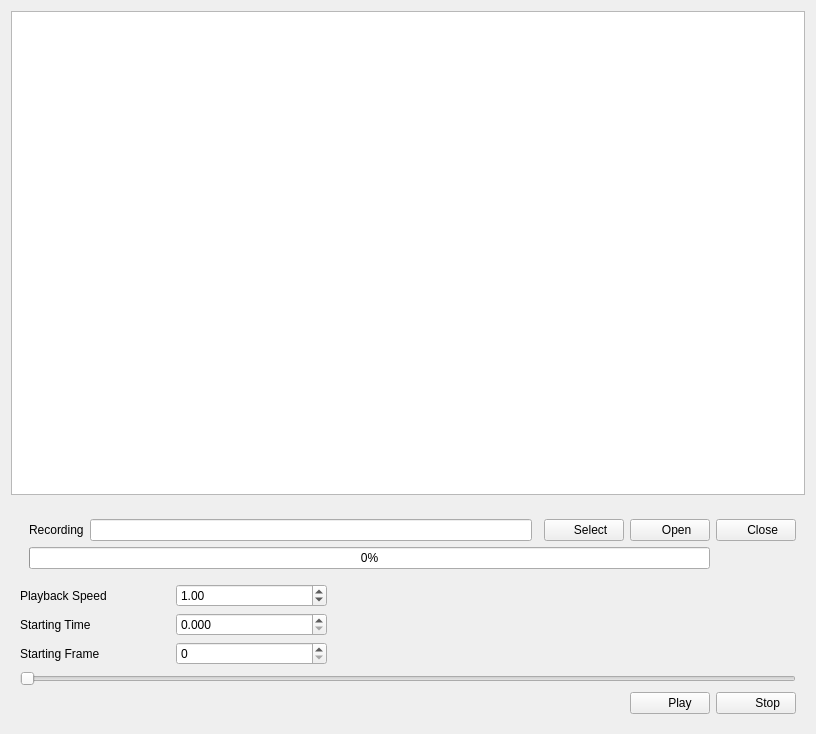
The window that src/rqt_playback_controller/src/rqt_playback_controller/playback_controller.ui (cassinaj/rqt_oni_vicon_playback) describes before a commit, drawn with Qt 5.
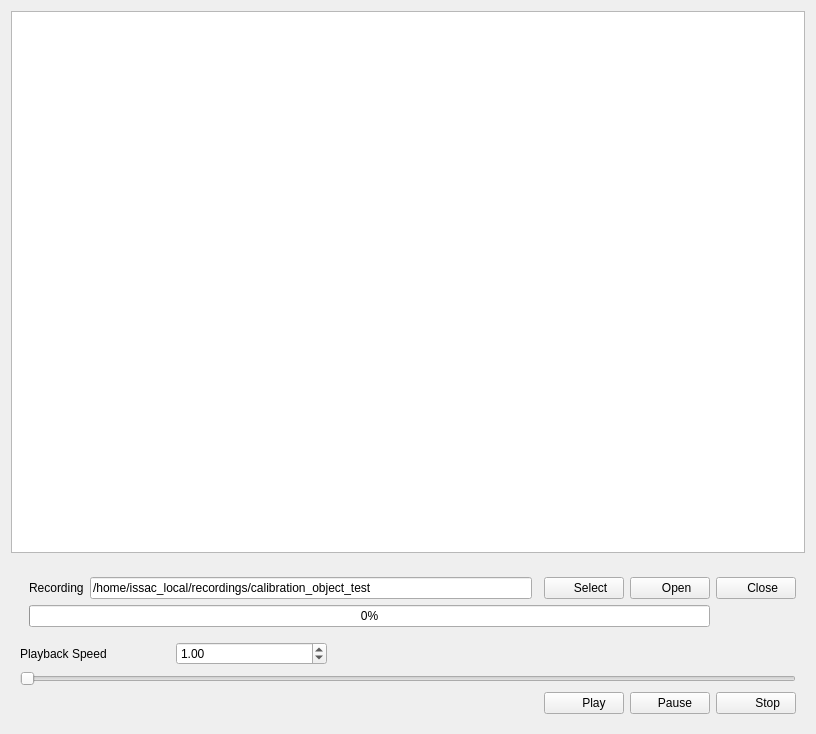
The same window after the commit. Icons and pictures are not drawn.

Commit message: Completed oni_player and controller for the oni stuff. Pointcloud working. Frame seeking working. Pause and resume working. Initial frame working. Playback speed working. Status update while not playing working. Pause point cloud and depth image update working. Stop and play again working. Paused then stop working. Paused then stop then play from beginning again working.

```diff
--- a/src/rqt_playback_controller/src/rqt_playback_controller/playback_controller.ui
+++ b/src/rqt_playback_controller/src/rqt_playback_controller/playback_controller.ui
@@ -51,81 +51,19 @@
       <enum>QFrame::Plain</enum>
      </property>
      <layout class="QGridLayout" name="gridLayout">
-      <item row="0" column="0" colspan="2">
-       <widget class="QFrame" name="selectDirFrame">
-        <property name="frameShape">
-         <enum>QFrame::NoFrame</enum>
-        </property>
-        <property name="frameShadow">
-         <enum>QFrame::Plain</enum>
-        </property>
-        <layout class="QGridLayout" name="gridLayout_2">
-         <property name="topMargin">
-          <number>9</number>
-         </property>
-         <property name="rightMargin">
-          <number>0</number>
-         </property>
-         <property name="spacing">
-          <number>6</number>
-         </property>
-         <item row="0" column="3">
-          <widget class="QPushButton" name="selectButton">
-           <property name="text">
-            <string>    Select</string>
-           </property>
-           <property name="icon">
-            <iconset theme="folder">
-             <normaloff/>
-            </iconset>
-           </property>
-          </widget>
-         </item>
-         <item row="0" column="4">
-          <widget class="QPushButton" name="openButton">
-           <property name="text">
-            <string>    Open</string>
-           </property>
-           <property name="icon">
-            <iconset theme="document-open">
-             <normaloff/>
-            </iconset>
-           </property>
-          </widget>
-         </item>
-         <item row="0" column="1">
-          <widget class="QLineEdit" name="recordingDirLineEdit"/>
-         </item>
-         <item row="0" column="0">
-          <widget class="QLabel" name="recordingLabel">
-           <property name="text">
-            <string>Recording</string>
-           </property>
-          </widget>
-         </item>
-         <item row="1" column="0" colspan="5">
-          <widget class="QProgressBar" name="openingProgressBar">
-           <property name="value">
-            <number>0</number>
-           </property>
-          </widget>
-         </item>
-        </layout>
-       </widget>
-      </item>
-      <item row="4" column="2">
-       <widget class="QPushButton" name="stopButton">
+      <item row="4" column="1">
+       <widget class="QPushButton" name="playButton">
         <property name="text">
-         <string>       Stop</string>
+         <string>      Play</string>
         </property>
         <property name="icon">
-         <iconset theme="media-playback-stop">
+         <iconset theme="media-playback-start">
           <normaloff/>
          </iconset>
         </property>
        </widget>
       </item>
-      <item row="3" column="0" colspan="3">
+      <item row="3" column="0" colspan="4">
        <widget class="QFrame" name="controlFrame">
         <property name="frameShape">
          <enum>QFrame::NoFrame</enum>
@@ -137,21 +75,7 @@
          <property name="margin">
           <number>0</number>
          </property>
-         <item row="3" column="0">
-          <widget class="QLabel" name="jumpToDepthSensorFrameLabel">
-           <property name="text">
-            <string>Starting Frame</string>
-           </property>
-          </widget>
-         </item>
-         <item row="1" column="0">
-          <widget class="QLabel" name="speedLabel">
-           <property name="text">
-            <string>Playback Speed</string>
-           </property>
-          </widget>
-         </item>
-         <item row="4" column="0" colspan="5">
+         <item row="2" column="0" colspan="5">
           <widget class="QSlider" name="frameSlider">
            <property name="maximum">
             <number>1000</number>
@@ -171,31 +95,18 @@
            <property name="invertedControls">
             <bool>false</bool>
            </property>
+           <property name="tickPosition">
+            <enum>QSlider::NoTicks</enum>
+           </property>
+           <property name="tickInterval">
+            <number>100</number>
+           </property>
           </widget>
          </item>
-         <item row="1" column="2" colspan="3">
-          <spacer name="horizontalSpacer">
-           <property name="orientation">
-            <enum>Qt::Horizontal</enum>
-           </property>
-           <property name="sizeHint" stdset="0">
-            <size>
-             <width>40</width>
-             <height>20</height>
-            </size>
-           </property>
-          </spacer>
-         </item>
-         <item row="2" column="1">
-          <widget class="QDoubleSpinBox" name="startingTimeSpinBox">
-           <property name="minimumSize">
-            <size>
-             <width>150</width>
-             <height>0</height>
-            </size>
-           </property>
-           <property name="decimals">
-            <number>3</number>
+         <item row="1" column="0">
+          <widget class="QLabel" name="speedLabel">
+           <property name="text">
+            <string>Playback Speed</string>
            </property>
           </widget>
          </item>
@@ -218,45 +129,35 @@
            </property>
           </widget>
          </item>
-         <item row="2" column="0">
-          <widget class="QLabel" name="jumpToTimeLabel">
-           <property name="text">
-            <string>Starting Time</string>
+         <item row="1" column="2" colspan="3">
+          <spacer name="horizontalSpacer">
+           <property name="orientation">
+            <enum>Qt::Horizontal</enum>
            </property>
-          </widget>
-         </item>
-         <item row="3" column="1">
-          <widget class="QSpinBox" name="startingFrameSpinBox"/>
+           <property name="sizeHint" stdset="0">
+            <size>
+             <width>40</width>
+             <height>20</height>
+            </size>
+           </property>
+          </spacer>
          </item>
         </layout>
        </widget>
       </item>
-      <item row="4" column="0">
-       <spacer name="horizontalSpacer_2">
-        <property name="orientation">
-         <enum>Qt::Horizontal</enum>
-        </property>
-        <property name="sizeHint" stdset="0">
-         <size>
-          <width>40</width>
-          <height>20</height>
-         </size>
-        </property>
-       </spacer>
-      </item>
-      <item row="4" column="1">
-       <widget class="QPushButton" name="playButton">
+      <item row="4" column="3">
+       <widget class="QPushButton" name="stopButton">
         <property name="text">
-         <string>      Play</string>
+         <string>       Stop</string>
         </property>
         <property name="icon">
-         <iconset theme="media-playback-start">
+         <iconset theme="media-playback-stop">
           <normaloff/>
          </iconset>
         </property>
        </widget>
       </item>
-      <item row="0" column="2">
+      <item row="0" column="3">
        <widget class="QFrame" name="frame_2">
         <property name="frameShape">
          <enum>QFrame::NoFrame</enum>
@@ -308,6 +209,103 @@
         </layout>
        </widget>
       </item>
+      <item row="4" column="0">
+       <spacer name="horizontalSpacer_2">
+        <property name="orientation">
+         <enum>Qt::Horizontal</enum>
+        </property>
+        <property name="sizeHint" stdset="0">
+         <size>
+          <width>40</width>
+          <height>20</height>
+         </size>
+        </property>
+       </spacer>
+      </item>
+      <item row="4" column="2">
+       <widget class="QPushButton" name="pauseButton">
+        <property name="text">
+         <string>   Pause</string>
+        </property>
+        <property name="icon">
+         <iconset theme="media-playback-pause">
+          <normaloff/>
+         </iconset>
+        </property>
+        <property name="checkable">
+         <bool>true</bool>
+        </property>
+        <property name="checked">
+         <bool>false</bool>
+        </property>
+       </widget>
+      </item>
+      <item row="0" column="0" colspan="3">
+       <widget class="QFrame" name="selectDirFrame">
+        <property name="frameShape">
+         <enum>QFrame::NoFrame</enum>
+        </property>
+        <property name="frameShadow">
+         <enum>QFrame::Plain</enum>
+        </property>
+        <layout class="QGridLayout" name="gridLayout_2">
+         <property name="topMargin">
+          <number>9</number>
+         </property>
+         <property name="rightMargin">
+          <number>0</number>
+         </property>
+         <property name="spacing">
+          <number>6</number>
+         </property>
+         <item row="0" column="3">
+          <widget class="QPushButton" name="selectButton">
+           <property name="text">
+            <string>    Select</string>
+           </property>
+           <property name="icon">
+            <iconset theme="folder">
+             <normaloff/>
+            </iconset>
+           </property>
+          </widget>
+         </item>
+         <item row="0" column="4">
+          <widget class="QPushButton" name="openButton">
+           <property name="text">
+            <string>    Open</string>
+           </property>
+           <property name="icon">
+            <iconset theme="document-open">
+             <normaloff/>
+            </iconset>
+           </property>
+          </widget>
+         </item>
+         <item row="0" column="1">
+          <widget class="QLineEdit" name="recordingDirLineEdit">
+           <property name="text">
+            <string>/home/issac_local/recordings/calibration_object_test</string>
+           </property>
+          </widget>
+         </item>
+         <item row="0" column="0">
+          <widget class="QLabel" name="recordingLabel">
+           <property name="text">
+            <string>Recording</string>
+           </property>
+          </widget>
+         </item>
+         <item row="1" column="0" colspan="5">
+          <widget class="QProgressBar" name="openingProgressBar">
+           <property name="value">
+            <number>0</number>
+           </property>
+          </widget>
+         </item>
+        </layout>
+       </widget>
+      </item>
      </layout>
     </widget>
    </item>
```
The commit also changes 5 other files.
